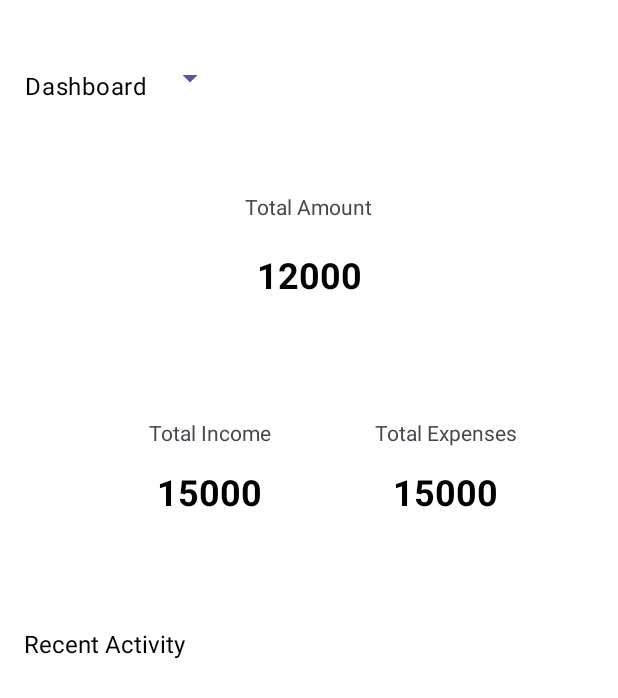
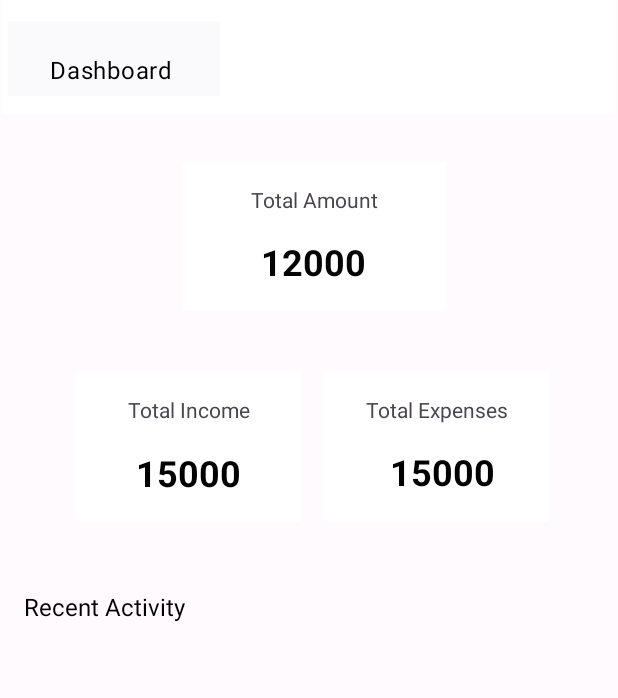
Before and after one commit to Bharath-1410/ExpenesesTrackerApp, an Android app: the layout activity_main.xml on its own in the app's theme, with its tools: preview values and no code run, on a phone screen of 412 x 824 dp. Shown: the top 698 px of the screen. Run offline under Robolectric (Android 15) with nearby library versions, the light colour scheme and no system bars.

Commit message:
Improved UI

```diff
--- a/app/src/main/res/layout/activity_main.xml
+++ b/app/src/main/res/layout/activity_main.xml
@@ -5,11 +5,24 @@
     style="@style/TextAppearance.Material3.BodyLarge"
     android:layout_width="match_parent"
     android:layout_height="match_parent"
-    android:background="#B1B0B0"
-    android:backgroundTint="#CACACA"
+    android:background="#32F6F6F6"
+    android:backgroundTint="#32FFFFFF"
     android:backgroundTintMode="add"
     android:clipToPadding="true"
     tools:context=".MainActivity">
+
+    <LinearLayout
+        android:id="@+id/linearLayout5"
+        android:layout_width="409dp"
+        android:layout_height="0dp"
+        android:layout_marginStart="1dp"
+        android:layout_marginEnd="1dp"
+        android:background="@android:color/white"
+        android:backgroundTint="@android:color/white"
+        android:orientation="horizontal"
+        app:layout_constraintEnd_toEndOf="parent"
+        app:layout_constraintStart_toStartOf="parent"
+        app:layout_constraintTop_toTopOf="parent">
 
         <com.google.android.material.textfield.TextInputLayout
             android:id="@+id/textinputlayer"
@@ -17,19 +30,17 @@
             android:layout_width="161dp"
             android:layout_height="72dp"
             android:layout_marginStart="4dp"
-        android:layout_marginTop="16dp"
+            android:layout_marginTop="4dp"
             android:backgroundTint="#A22B2B"
             android:gravity="center"
             android:paddingRight="20dp"
-        app:boxCollapsedPaddingTop="0dp"
-        app:layout_constraintStart_toStartOf="parent"
-        app:layout_constraintTop_toTopOf="parent">
+            app:boxCollapsedPaddingTop="0dp">
 
             <AutoCompleteTextView
                 android:id="@+id/autoCompleteTextView"
-            android:layout_width="151dp"
-            android:layout_height="49dp"
-            android:background="@android:color/white"
+                android:layout_width="179dp"
+                android:layout_height="wrap_content"
+                android:layout_marginLeft="15sp"
                 android:backgroundTint="#FFFFFF"
                 android:drawableBottom="@color/white"
                 android:gravity="center"
@@ -42,72 +53,91 @@
                 android:textColor="#000000" />
 
         </com.google.android.material.textfield.TextInputLayout>
+    </LinearLayout>
+
+    <LinearLayout
+        android:id="@+id/linearLayout3"
+        android:layout_width="176dp"
+        android:layout_height="99dp"
+        android:layout_marginTop="32dp"
+        android:background="@android:color/white"
+        android:orientation="vertical"
+        app:layout_constraintEnd_toEndOf="parent"
+        app:layout_constraintHorizontal_bias="0.514"
+        app:layout_constraintStart_toStartOf="parent"
+        app:layout_constraintTop_toBottomOf="@+id/linearLayout5">
 
         <TextView
-        android:id="@+id/textView3"
-        android:layout_width="wrap_content"
+            android:layout_width="match_parent"
             android:layout_height="wrap_content"
-        android:layout_marginTop="128dp"
-        android:text="Total Amount"
-        app:layout_constraintEnd_toEndOf="parent"
-        app:layout_constraintHorizontal_bias="0.498"
-        app:layout_constraintStart_toStartOf="parent"
-        app:layout_constraintTop_toTopOf="parent" />
+            android:layout_gravity="center"
+            android:gravity="center"
+            android:paddingTop="15dp"
+            android:text="Total Amount" />
 
         <TextView
             android:id="@+id/total_amout"
             android:layout_width="175dp"
             android:layout_height="63dp"
-        android:layout_marginTop="4dp"
+            android:backgroundTint="@color/white"
             android:gravity="center"
             android:text="12000"
             android:textAlignment="gravity"
             android:textColor="#040404"
             android:textColorHighlight="#000000"
             android:textSize="24sp"
-        android:textStyle="bold"
-        app:layout_constraintEnd_toEndOf="parent"
-        app:layout_constraintStart_toStartOf="parent"
-        app:layout_constraintTop_toBottomOf="@+id/textView3" />
+            android:textStyle="bold" />
+
+    </LinearLayout>
 
     <LinearLayout
         android:id="@+id/linearLayout"
-        android:layout_width="wrap_content"
-        android:layout_height="wrap_content"
-        android:layout_marginTop="44dp"
-        android:layout_marginEnd="16dp"
+        android:layout_width="375dp"
+        android:layout_height="150dp"
+        android:layout_marginTop="16dp"
+        android:gravity="center"
         android:orientation="horizontal"
         android:padding="20dp"
         app:layout_constraintEnd_toEndOf="parent"
-        app:layout_constraintTop_toBottomOf="@+id/total_amout">
+        app:layout_constraintHorizontal_bias="0.555"
+        app:layout_constraintStart_toStartOf="parent"
+        app:layout_constraintTop_toBottomOf="@+id/linearLayout3">
 
         <LinearLayout
-            android:layout_width="match_parent"
-            android:layout_height="match_parent"
-            android:orientation="vertical">
+            android:layout_width="150dp"
+            android:layout_height="100dp"
+            android:layout_marginRight="15dp"
+            android:background="@android:color/white"
+            android:orientation="vertical"
+
+            >
 
             <TextView
                 android:id="@+id/textView6"
                 android:layout_width="match_parent"
                 android:layout_height="wrap_content"
                 android:gravity="center"
+                android:paddingTop="15dp"
                 android:text="Total Income" />
 
             <TextView
                 android:id="@+id/textView4"
-                android:layout_width="157dp"
-                android:layout_height="60dp"
+                android:layout_width="match_parent"
+                android:layout_height="match_parent"
                 android:gravity="center"
                 android:text="15000"
                 android:textColor="#000000"
                 android:textSize="24sp"
-                android:textStyle="normal|bold" />
+                android:textStyle="normal|bold"
+                app:layout_constraintWidth_percent="0.5" />
+            />
 
         </LinearLayout>
 
         <LinearLayout
-            android:layout_width="match_parent"
-            android:layout_height="match_parent"
+            android:layout_width="150dp"
+            android:layout_height="100dp"
+            android:background="@android:color/white"
             android:orientation="vertical">
 
             <TextView
@@ -115,12 +145,13 @@
                 android:layout_width="match_parent"
                 android:layout_height="wrap_content"
                 android:gravity="center"
+                android:paddingTop="15dp"
                 android:text="Total Expenses" />
 
             <TextView
                 android:id="@+id/textView5"
-                android:layout_width="158dp"
-                android:layout_height="60dp"
+                android:layout_width="157dp"
+                android:layout_height="64dp"
                 android:gravity="center"
                 android:text="15000"
                 android:textColor="#000000"
@@ -136,7 +167,7 @@
         android:layout_width="wrap_content"
         android:layout_height="wrap_content"
         android:layout_marginStart="16dp"
-        android:layout_marginTop="40dp"
+        android:layout_marginTop="20dp"
         android:text="Recent Activity"
         android:textColor="#000000"
         android:textSize="16sp"
@@ -146,14 +177,14 @@
     <androidx.recyclerview.widget.RecyclerView
         android:id="@+id/expenseRecyclerView"
         android:layout_width="match_parent"
-        android:layout_height="0dp"
-        android:layout_marginTop="28dp"
+        android:layout_height="wrap_content"
+        android:layout_marginTop="16dp"
         android:paddingLeft="10dp"
         android:paddingRight="10dp"
-        app:layout_constraintEnd_toEndOf="parent"
-        app:layout_constraintHorizontal_bias="0.0"
-        app:layout_constraintStart_toStartOf="parent"
-        app:layout_constraintTop_toBottomOf="@+id/textView9" />
+        app:layout_constraintTop_toBottomOf="@+id/textView9"
+        tools:layout_editor_absoluteX="-1dp">
+
+    </androidx.recyclerview.widget.RecyclerView>
 
 
 </androidx.constraintlayout.widget.ConstraintLayout>
--- a/app/src/main/res/layout/expenses_recycler_view.xml
+++ b/app/src/main/res/layout/expenses_recycler_view.xml
@@ -11,7 +11,7 @@
         android:layout_width="368dp"
         android:layout_height="96dp"
         android:layout_marginTop="1dp"
-        android:background="#F4F4F4"
+        android:background="@android:color/white"
         android:orientation="horizontal"
         app:layout_constraintEnd_toEndOf="parent"
         app:layout_constraintStart_toStartOf="parent"
```
Lines whose indentation alone changed are shown as unchanged.
